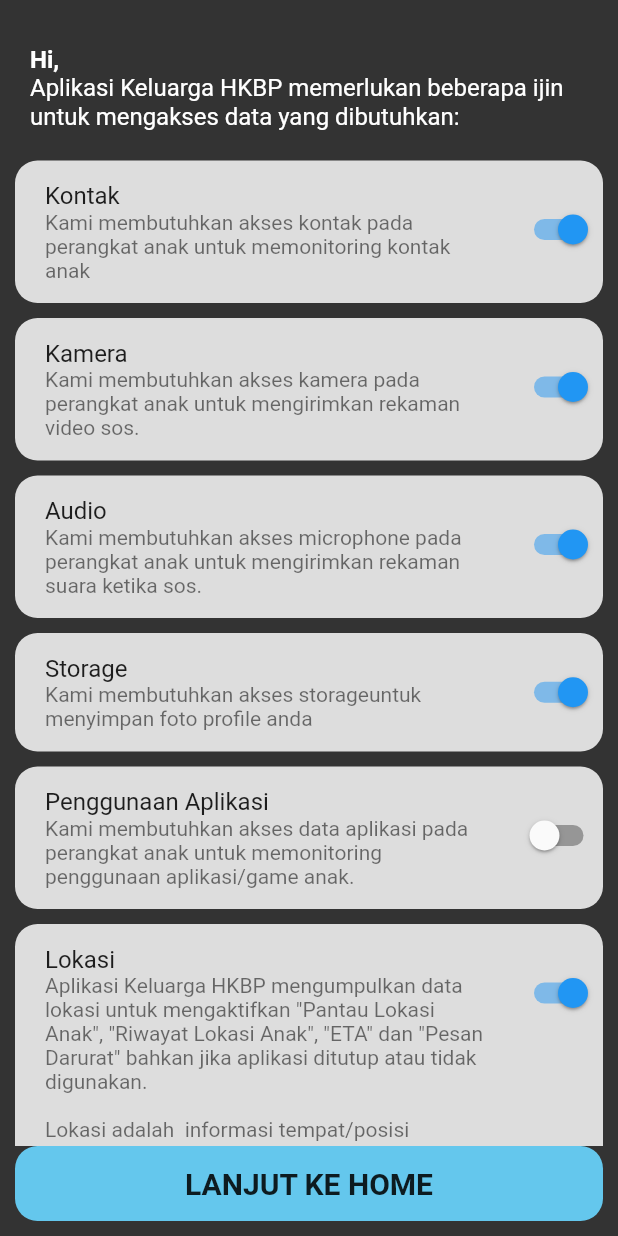
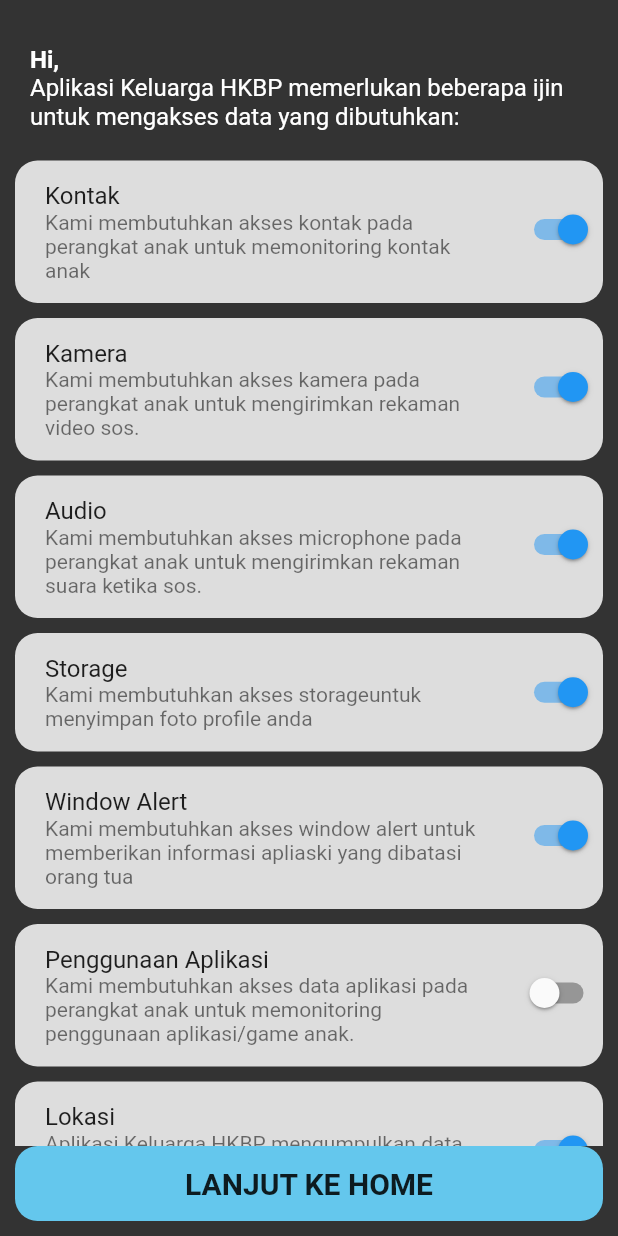
Before and after one commit to HafizhHD/app-ro-backup, a Flutter app: the SetupPermissionPage screen opened directly, after a tap on "Kontak", on a phone screen of 412 x 824 dp. Run offline on Flutter 3.47's test engine with Material 2 defaults, Android fonts, the phone set to English and light mode, and no system bars; our stand-ins replace audioplayers, badges, camera, firebase_core, firebase_crashlytics, firebase_database and 20 more; missing offline and left inert: app_usage, flutter_geocoder, geolocator_platform_interface, minimize_app, usage_stats; accounts and stored records are empty; network calls fail; Roboto replaces fonts that are missing (Raleway).

Commit message:
tono, permission

```diff
--- a/lib/login/setup_permissions.dart
+++ b/lib/login/setup_permissions.dart
@@ -31,6 +31,7 @@ class _SetupPermissionPageState extends State<SetupPermissionPage> {
   bool _storage = false;
   // bool _smsPermission = false;
   bool _contactPermission = false;
+  bool _systemAlertWindow = false;
 
   final _waitDelay = 400;
 
@@ -67,6 +68,8 @@ class _SetupPermissionPageState extends State<SetupPermissionPage> {
     _cameraPermission = (await Permission.camera.status).isGranted;
     _audioPermission = (await Permission.microphone.status).isGranted;
     _storage = (await Permission.manageExternalStorage.status).isGranted;
+    _systemAlertWindow = (await Permission.systemAlertWindow.status).isGranted;
+
     setState(() {});
   }
 
@@ -307,6 +310,39 @@ class _SetupPermissionPageState extends State<SetupPermissionPage> {
               shape: RoundedRectangleBorder(borderRadius: BorderRadius.all(Radius.circular(15))),
             ),
             SizedBox(height: 10),
+            SwitchListTile.adaptive(
+              tileColor: cOrtuGrey,
+              title: Text('Window Alert'),
+              subtitle: Text('Kami membutuhkan akses window alert untuk memberikan informasi apliaski yang dibatasi orang tua'),
+              value: _systemAlertWindow,
+              onChanged: (val) async {
+                var _permissionStatus = await Permission.systemAlertWindow.status;
+                if (_permissionStatus.isDenied) {
+                  final s = Stopwatch()..start();
+                  _permissionStatus = await Permission.systemAlertWindow.request();
+                  s.stop();
+                  if (s.elapsedMilliseconds < _waitDelay && _permissionStatus.isPermanentlyDenied) {
+                    await Get.dialog(AlertDialog(
+                      title: Text('Akses ditolak'),
+                      content: Text('Akses untuk akses window alert telah di tolak sebelumnya. Buka setting untuk merubah akses.'),
+                      actions: [
+                        TextButton(
+                            onPressed: () async {
+                              final res = await openAppSettings();
+                              if (res) Get.back();
+                            },
+                            child: Text('Buka Setting'))
+                      ],
+                    ));
+                  }
+                }_systemAlertWindow = _permissionStatus.isGranted;
+
+                setState(() {});
+              },
+              contentPadding: EdgeInsets.only(top: 10, bottom: 10, left: 20, right: 0),
+              shape: RoundedRectangleBorder(borderRadius: BorderRadius.all(Radius.circular(15))),
+            ),
+            SizedBox(height: 10),
             // SwitchListTile.adaptive(
             //   tileColor: cOrtuGrey,
             //   title: Text('SMS'),
```
